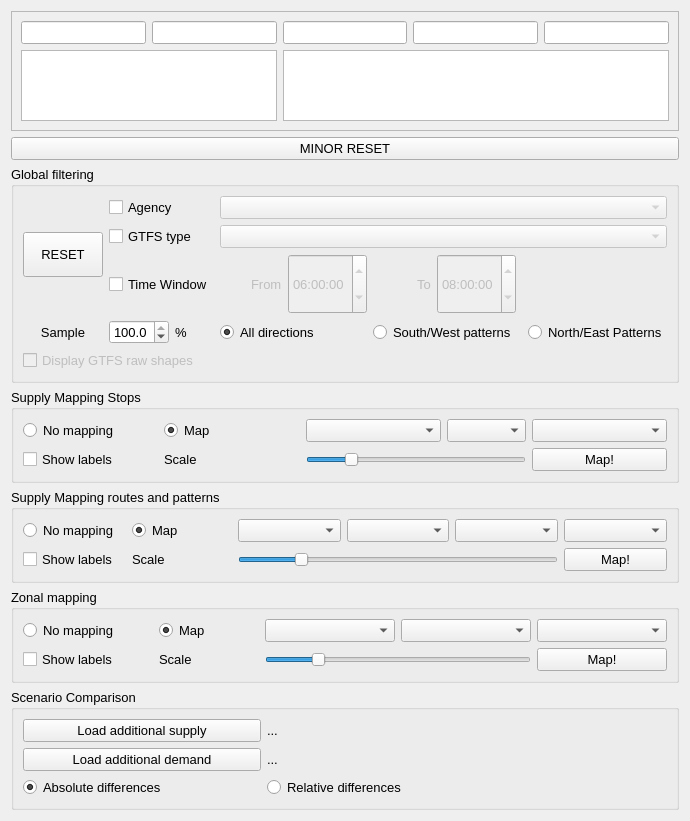
Above: qaequilibrae/modules/public_transport_procedures/forms/transit_navigator.ui from AequilibraE/qaequilibrae before the change. Below: the same form after it.
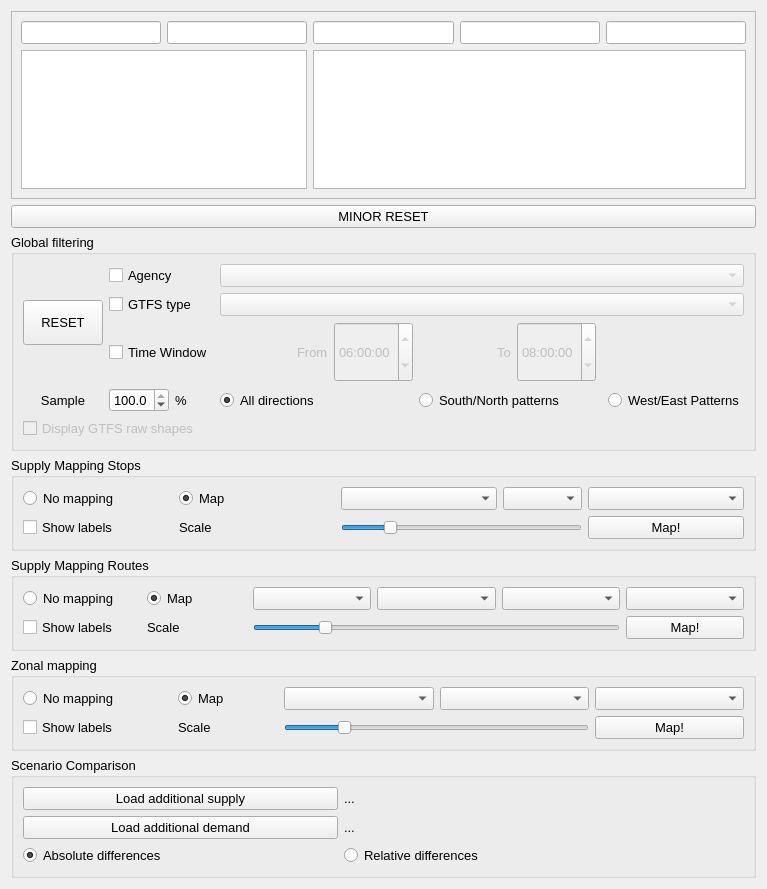
That is the form after the change. Custom widgets are drawn as their Qt base class.

Diff of the .ui file:
```diff
--- a/qaequilibrae/modules/public_transport_procedures/forms/transit_navigator.ui
+++ b/qaequilibrae/modules/public_transport_procedures/forms/transit_navigator.ui
@@ -6,8 +6,8 @@
    <rect>
     <x>0</x>
     <y>0</y>
-    <width>690</width>
-    <height>820</height>
+    <width>767</width>
+    <height>889</height>
    </rect>
   </property>
   <property name="maximumSize">
@@ -595,7 +595,7 @@
          </font>
         </property>
         <property name="text">
-         <string>South/West patterns</string>
+         <string>South/North patterns</string>
         </property>
        </widget>
       </item>
@@ -821,7 +821,7 @@
          </font>
         </property>
         <property name="text">
-         <string>North/East Patterns</string>
+         <string>West/East Patterns</string>
         </property>
        </widget>
       </item>
@@ -1200,7 +1200,7 @@
       </font>
      </property>
      <property name="title">
-      <string>Supply Mapping routes and patterns</string>
+      <string>Supply Mapping Routes</string>
      </property>
      <layout class="QGridLayout" name="gridLayout_5">
       <item row="1" column="5">
```
Left out of the diff: 138 changed lines with no effect on the pictures.
